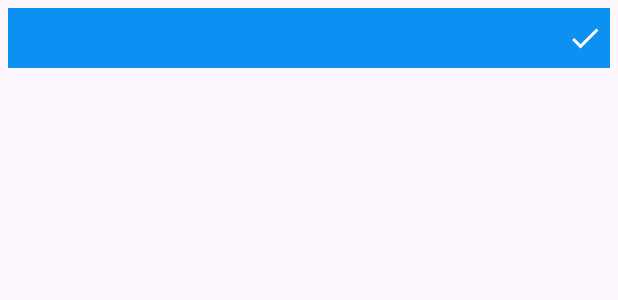
After one commit to proooooogiba/TaskFlow, an Android app: the layout item_label_color.xml on its own in the app's theme, with its tools: preview values and no code run, on a phone screen of 412 x 824 dp. The commit adds this screen. Shown: the top 300 px of the screen. Run offline under Robolectric (Android 15) with nearby library versions, the phone set to English and light mode, and no system bars.

Commit message:
Color label is added to card

```diff
--- /dev/null
+++ b/app/src/main/res/drawable/ic_vector_white_done_24dp.xml
@@ -0,0 +1,5 @@
+<vector android:height="24dp" android:tint="#FFFFFF"
+    android:viewportHeight="24" android:viewportWidth="24"
+    android:width="24dp" xmlns:android="http://schemas.android.com/apk/res/android">
+    <path android:fillColor="@android:color/white" android:pathData="M9,16.17L4.83,12l-1.42,1.41L9,19 21,7l-1.41,-1.41z"/>
+</vector>
--- /dev/null
+++ b/app/src/main/res/layout/item_label_color.xml
@@ -0,0 +1,26 @@
+<?xml version="1.0" encoding="utf-8"?>
+<FrameLayout xmlns:android="http://schemas.android.com/apk/res/android"
+    xmlns:tools="http://schemas.android.com/tools"
+    android:id="@+id/fl_main"
+    android:layout_width="match_parent"
+    android:layout_height="wrap_content"
+    android:foreground="?attr/selectableItemBackground">
+
+    <View
+        android:id="@+id/view_main"
+        android:layout_width="match_parent"
+        android:layout_height="@dimen/item_label_color_height"
+        android:layout_margin="@dimen/item_label_color_margin"
+        android:background="@color/colorAccent" />
+
+    <ImageView
+        android:id="@+id/iv_selected_color"
+        android:layout_width="wrap_content"
+        android:layout_height="wrap_content"
+        android:layout_gravity="center_vertical|end"
+        android:layout_marginEnd="@dimen/item_label_color_selected_image_marginEnd"
+        android:contentDescription="@string/image_contentDescription"
+        android:src="@drawable/ic_vector_white_done_24dp"
+        android:visibility="gone"
+        tools:visibility="visible" />
+</FrameLayout>
--- a/app/src/main/res/values/dimens.xml
+++ b/app/src/main/res/values/dimens.xml
@@ -132,4 +132,14 @@
     <dimen name="card_details_members_label_marginTop">15dp</dimen>
     <dimen name="card_details_update_btn_marginTop">30dp</dimen>
 
+    <dimen name="item_label_color_height">40dp</dimen>
+    <dimen name="item_label_color_margin">5dp</dimen>
+    <dimen name="item_label_color_selected_image_marginEnd">10dp</dimen>
+    <dimen name="dialog_list_cv_elevation_and_corner_radius">3dp</dimen>
+    <dimen name="dialog_list_content_padding">10dp</dimen>
+    <dimen name="dialog_list_title_padding">5dp</dimen>
+    <dimen name="dialog_list_title_text_size">18sp</dimen>
+    <dimen name="dialog_list_divider_height">1dp</dimen>
+    <dimen name="dialog_list_marginTopBottom">3dp</dimen>
+
 </resources>
--- a/app/src/main/res/values/strings.xml
+++ b/app/src/main/res/values/strings.xml
@@ -61,4 +61,6 @@
     <string name="yes">Yes</string>
     <string name="no">No</string>
 
+    <string name="str_select_label_color">Select label Color</string>
+
 </resources>
```
Also changed, not shown: app/src/main/java/com/example/taskflow/activities/CardDetailsActivity.kt (+52 -2 lines), app/src/main/java/com/example/taskflow/adapters/CardsListItemsAdapter.kt (+10 -1 lines), app/src/main/java/com/example/taskflow/adapters/LabelColorListItemsAdapter.kt (added, +53 -0 lines), app/src/main/java/com/example/taskflow/dialogs/LabelColorListDialog.kt (added, +44 -0 lines), app/src/main/java/com/example/taskflow/models/Card.kt (+5 -2 lines), app/src/main/res/layout/dialog_list.xml (added, +49 -0 lines).
